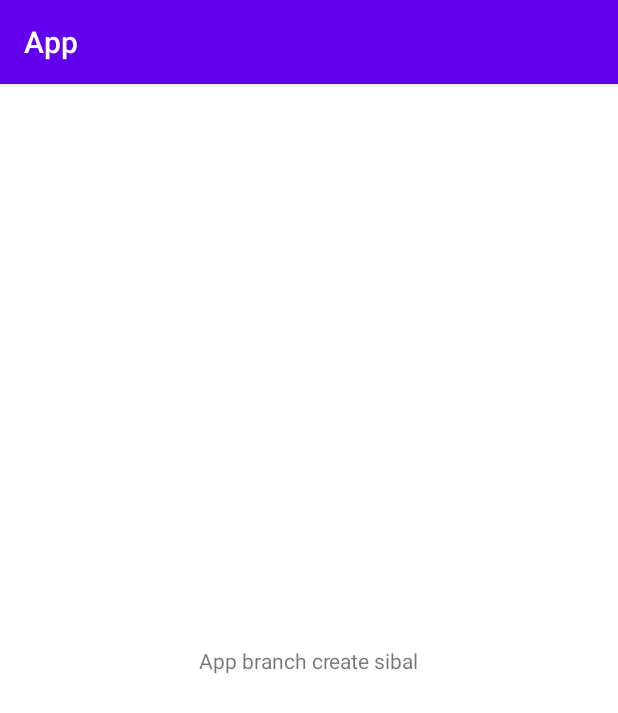
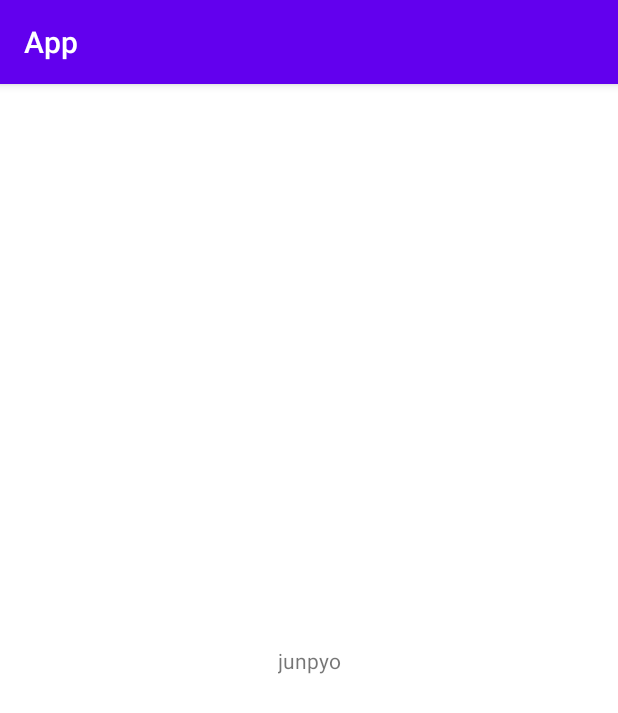
Before and after one commit to son-yu-seoung/2022_KIKOM, an Android app: the screen it shows after launch (MainActivity), on a phone screen of 412 x 824 dp. Shown: the top 713 px of the screen. Run offline under Robolectric (Android 15) with nearby library versions, the phone set to English and light mode, and no system bars.

Commit message:
junpyo branch create

```diff
--- a/App/app/src/main/res/layout/activity_main.xml
+++ b/App/app/src/main/res/layout/activity_main.xml
@@ -9,7 +9,7 @@
     <TextView
         android:layout_width="wrap_content"
         android:layout_height="wrap_content"
-        android:text="App branch create sibal"
+        android:text="junpyo"
         app:layout_constraintBottom_toBottomOf="parent"
         app:layout_constraintLeft_toLeftOf="parent"
         app:layout_constraintRight_toRightOf="parent"
```
